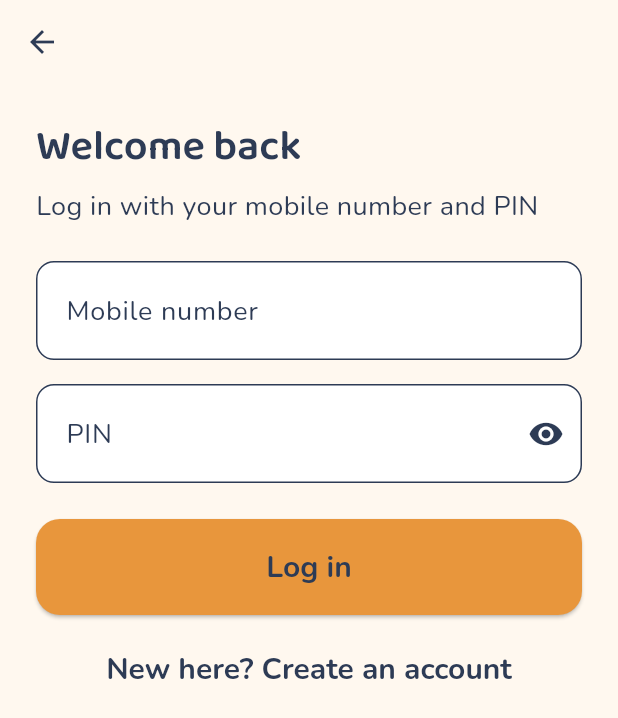
After one commit to shrivastavabhakti764-crypto/saarthi-ai, a Flutter app: the screen it shows after launch, after a tap on "Already have an account? Log in", on a phone screen of 412 x 824 dp. The commit adds this screen. Shown: the top 718 px of the screen. Run offline on Flutter 3.47's test engine with Material 3 defaults, Android fonts, the phone set to English and light mode, and no system bars; our stand-ins replace flutter_secure_storage; accounts and stored records are empty.

Commit message:
feat(app): add login screen

```diff
--- /dev/null
+++ b/app/lib/screens/login_screen.dart
@@ -0,0 +1,161 @@
+import 'package:flutter/material.dart';
+import 'package:flutter/services.dart';
+import 'package:provider/provider.dart';
+
+import '../services/api_client.dart';
+import '../services/auth_provider.dart';
+import '../theme/app_theme.dart';
+
+class LoginScreen extends StatefulWidget {
+  const LoginScreen({super.key});
+
+  @override
+  State<LoginScreen> createState() => _LoginScreenState();
+}
+
+class _LoginScreenState extends State<LoginScreen> {
+  final _formKey = GlobalKey<FormState>();
+  final _phone = TextEditingController();
+  final _pin = TextEditingController();
+
+  bool _busy = false;
+  bool _hidePin = true;
+  String? _error;
+
+  @override
+  void dispose() {
+    _phone.dispose();
+    _pin.dispose();
+    super.dispose();
+  }
+
+  Future<void> _submit() async {
+    if (!_formKey.currentState!.validate()) return;
+    final auth = context.read<AuthProvider>();
+    setState(() {
+      _busy = true;
+      _error = null;
+    });
+    try {
+      await auth.login(phone: _phone.text, pin: _pin.text);
+      if (!mounted) return;
+      // Logged in now: go back to the root so the gate shows the home screen.
+      Navigator.of(context).popUntil((route) => route.isFirst);
+    } on ApiException catch (e) {
+      if (!mounted) return;
+      setState(() {
+        _error = e.message;
+        _busy = false;
+      });
+    }
+  }
+
+  @override
+  Widget build(BuildContext context) {
+    final textTheme = Theme.of(context).textTheme;
+    return Scaffold(
+      appBar: AppBar(
+        backgroundColor: AppColors.background,
+        foregroundColor: AppColors.textDark,
+        elevation: 0,
+        scrolledUnderElevation: 0,
+      ),
+      body: SafeArea(
+        child: SingleChildScrollView(
+          padding: const EdgeInsets.all(24),
+          child: Form(
+            key: _formKey,
+            child: Column(
+              crossAxisAlignment: CrossAxisAlignment.stretch,
+              children: [
+                Text('Welcome back', style: textTheme.headlineMedium),
+                const SizedBox(height: 8),
+                Text('Log in with your mobile number and PIN',
+                    style: textTheme.bodyMedium),
+                const SizedBox(height: 24),
+                TextFormField(
+                  controller: _phone,
+                  enabled: !_busy,
+                  keyboardType: TextInputType.phone,
+                  textInputAction: TextInputAction.next,
+                  style: textTheme.bodyLarge,
+                  inputFormatters: [
+                    FilteringTextInputFormatter.digitsOnly,
+                    LengthLimitingTextInputFormatter(10),
+                  ],
+                  decoration: const InputDecoration(
+                    labelText: 'Mobile number',
+                    prefixText: '+91  ',
+                  ),
+                  validator: (value) {
+                    final v = value ?? '';
+                    return RegExp(r'^[6-9]\d{9}$').hasMatch(v)
+                        ? null
+                        : 'Enter a 10-digit mobile number';
+                  },
+                ),
+                const SizedBox(height: 16),
+                TextFormField(
+                  controller: _pin,
+                  enabled: !_busy,
+                  obscureText: _hidePin,
+                  keyboardType: TextInputType.number,
+                  textInputAction: TextInputAction.done,
+                  style: textTheme.bodyLarge,
+                  inputFormatters: [
+                    FilteringTextInputFormatter.digitsOnly,
+                    LengthLimitingTextInputFormatter(6),
+                  ],
+                  onFieldSubmitted: (_) => _submit(),
+                  decoration: InputDecoration(
+                    labelText: 'PIN',
+                    suffixIcon: IconButton(
+                      tooltip: _hidePin ? 'Show PIN' : 'Hide PIN',
+                      icon: Icon(
+                          _hidePin ? Icons.visibility : Icons.visibility_off),
+                      onPressed: () => setState(() => _hidePin = !_hidePin),
+                    ),
+                  ),
+                  validator: (value) => RegExp(r'^\d{4,6}$').hasMatch(value ?? '')
+                      ? null
+                      : 'PIN must be 4 to 6 digits',
+                ),
+                if (_error != null) ...[
+                  const SizedBox(height: 16),
+                  Container(
+                    padding: const EdgeInsets.all(16),
+                    decoration: BoxDecoration(
+                      color: AppColors.amberTint,
+                      borderRadius: BorderRadius.circular(12),
+                      border: Border.all(color: AppColors.primary),
+                    ),
+                    child: Text(_error!, style: textTheme.bodyMedium),
+                  ),
+                ],
+                const SizedBox(height: 24),
+                ElevatedButton(
+                  onPressed: _busy ? null : _submit,
+                  child: _busy
+                      ? const SizedBox(
+                          height: 28,
+                          width: 28,
+                          child: CircularProgressIndicator(strokeWidth: 3),
+                        )
+                      : const Text('Log in'),
+                ),
+                const SizedBox(height: 8),
+                TextButton(
+                  onPressed: _busy
+                      ? null
+                      : () => Navigator.of(context)
+                          .popUntil((route) => route.isFirst),
+                  child: const Text('New here? Create an account'),
+                ),
+              ],
+            ),
+          ),
+        ),
+      ),
+    );
+  }
+}
--- a/app/lib/screens/register_screen.dart
+++ b/app/lib/screens/register_screen.dart
@@ -6,6 +6,7 @@ import '../models/user_role.dart';
 import '../services/api_client.dart';
 import '../services/auth_provider.dart';
 import '../theme/app_theme.dart';
+import 'login_screen.dart';
 
 class RegisterScreen extends StatefulWidget {
   const RegisterScreen({super.key, required this.role});
@@ -165,6 +166,16 @@ class _RegisterScreenState extends State<RegisterScreen> {
                         )
                       : const Text('Create account'),
                 ),
+                const SizedBox(height: 8),
+                TextButton(
+                  onPressed: _busy
+                      ? null
+                      : () => Navigator.of(context).pushReplacement(
+                            MaterialPageRoute(
+                                builder: (_) => const LoginScreen()),
+                          ),
+                  child: const Text('Already have an account? Log in'),
+                ),
               ],
             ),
           ),
--- a/app/lib/screens/role_selection_screen.dart
+++ b/app/lib/screens/role_selection_screen.dart
@@ -2,6 +2,7 @@ import 'package:flutter/material.dart';
 
 import '../models/user_role.dart';
 import '../theme/app_theme.dart';
+import 'login_screen.dart';
 import 'register_screen.dart';
 
 class RoleSelectionScreen extends StatelessWidget {
@@ -43,6 +44,13 @@ class RoleSelectionScreen extends StatelessWidget {
               title: UserRole.nominee.label,
               subtitle: 'I want to look after someone I love',
               onTap: () => _select(context, UserRole.nominee),
+            ),
+            const SizedBox(height: 24),
+            TextButton(
+              onPressed: () => Navigator.of(context).push(
+                MaterialPageRoute(builder: (_) => const LoginScreen()),
+              ),
+              child: const Text('Already have an account? Log in'),
             ),
           ],
         ),
--- a/app/lib/theme/app_theme.dart
+++ b/app/lib/theme/app_theme.dart
@@ -90,6 +90,13 @@ ThemeData buildAppTheme() {
         shape: RoundedRectangleBorder(borderRadius: BorderRadius.circular(16)),
       ),
     ),
+        textButtonTheme: TextButtonThemeData(
+      style: TextButton.styleFrom(
+        foregroundColor: AppColors.textDark,
+        textStyle: textTheme.bodyLarge?.copyWith(fontWeight: FontWeight.w700),
+        minimumSize: const Size.fromHeight(56),
+      ),
+    ),
     inputDecorationTheme: InputDecorationTheme(
       filled: true,
       fillColor: Colors.white,
```
Also changed, not shown: 1 other file.
